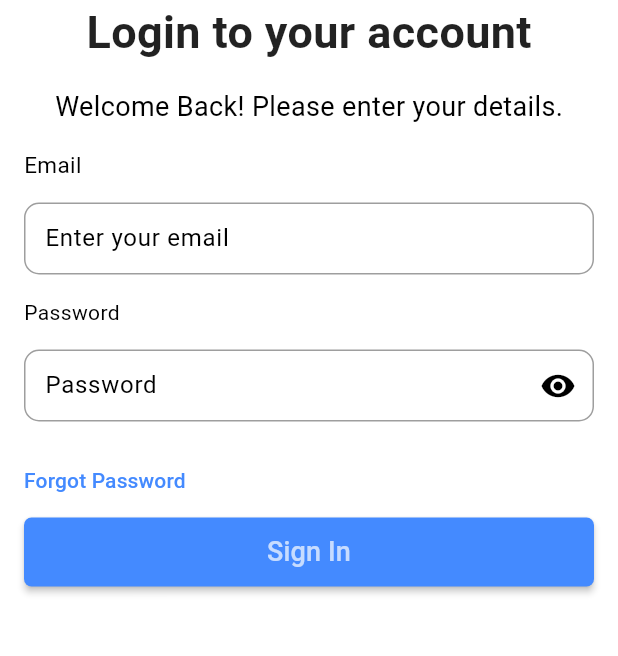
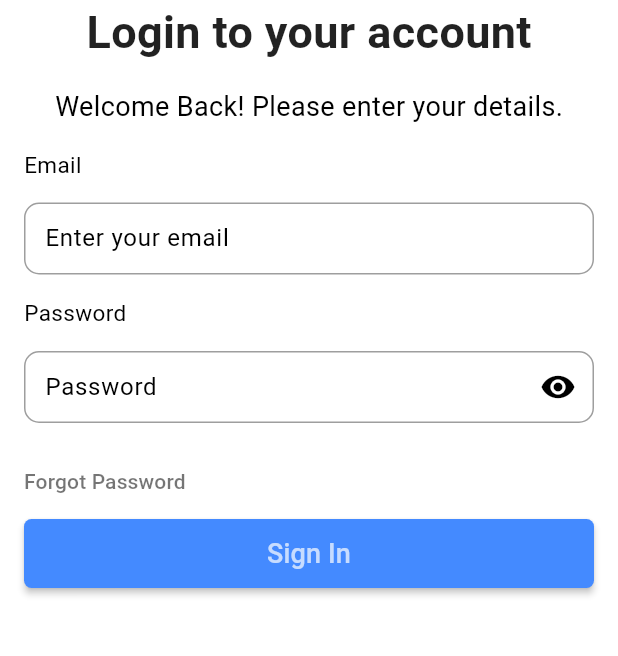
Before and after one commit to bryanmisa/LoginUI, a Flutter app: the screen it shows after launch, on a phone screen of 412 x 824 dp, the part 324-980 px from its top. Run offline on Flutter 3.47's test engine with Material 3 defaults, Android fonts, the phone set to English and light mode, and no system bars; our stand-ins replace flutter_svg.

Commit message:
Updated login_screen.dart

```diff
--- a/lib/presentations/screens/login_screen.dart
+++ b/lib/presentations/screens/login_screen.dart
@@ -6,6 +6,8 @@ import 'package:login_ui/components/custom_textfield.dart';
 import 'package:login_ui/constants/constants.dart';
 
 class LoginScreen extends StatefulWidget {
+  const LoginScreen({super.key});
+
   @override
   State<LoginScreen> createState() => _LoginScreenState();
 }
@@ -61,7 +63,7 @@ class _LoginScreenState extends State<LoginScreen> {
                     const SizedBox(
                       height: 15,
                     ),
-                    CustomText(text: 'Email', fontSize: 15),
+                    const CustomText(text: 'Email', fontSize: 15),
                     const SizedBox(
                       height: 15,
                     ),
@@ -73,7 +75,7 @@ class _LoginScreenState extends State<LoginScreen> {
                     const SizedBox(
                       height: 15,
                     ),
-                    Text('Password'),
+                    const CustomText(text: 'Password', fontSize: 15),
                     const SizedBox(
                       height: 15,
                     ),
@@ -94,7 +96,7 @@ class _LoginScreenState extends State<LoginScreen> {
                       onPressed: () {},
                       child: const Text(
                         'Forgot Password',
-                        style: TextStyle(color: Colors.blueAccent),
+                        style: TextStyle(color: Colors.black54),
                       ),
                     ),
                     Row(
```
Also changed, not shown: lib/presentations/screens/forgot_password_screen.dart (added, +15 -0 lines).
